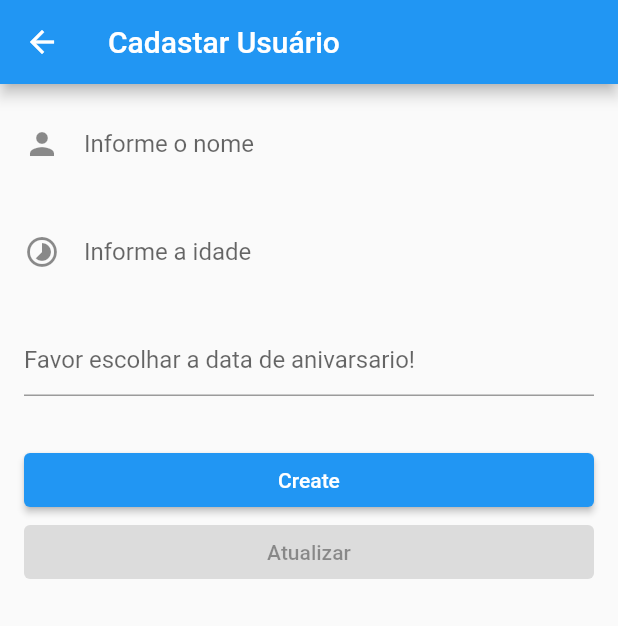
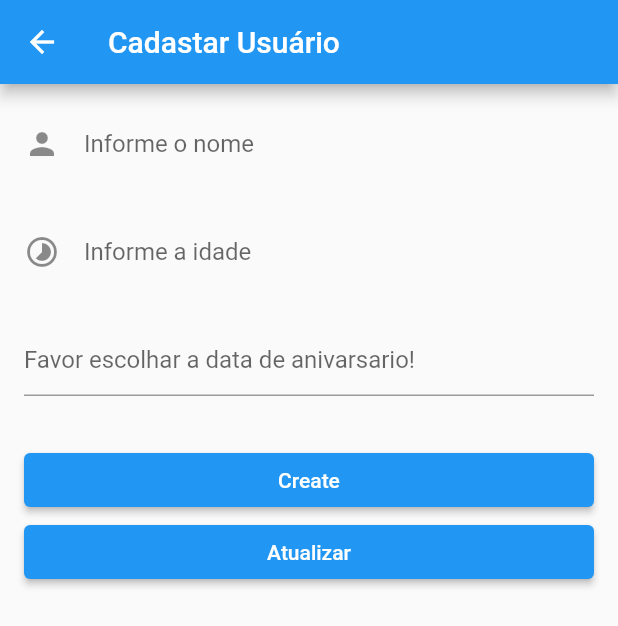
Before and after one commit to EvertonLimaInovacaointeligentes/chatonline, a Flutter app: the screen it shows after launch, after a tap on the "add" icon, on a phone screen of 412 x 824 dp. Shown: the top 626 px of the screen. Run offline on Flutter 3.47's test engine with Material 2 defaults, Android fonts, the phone set to English and light mode, and no system bars; drawn by our look-alikes of date_field; our stand-ins replace cloud_firestore, firebase_core; accounts and stored records are empty.

```diff
--- a/lib/api/user.api.dart
+++ b/lib/api/user.api.dart
@@ -1,5 +1,6 @@
 import 'package:chatonline/model/user.dart';
 import 'package:cloud_firestore/cloud_firestore.dart';
+import 'package:flutter/material.dart';
 
 class UserApi{
   static Future createUser({required User usuario}) async {
@@ -13,8 +14,10 @@ class UserApi{
     final json = user.toJson();
     await docUser.set(json);
   }
-
-
+  static DateTime toDateTime(Timestamp value){
+    if(value ==null) return DateTime.now();
+    return value.toDate();
+  }
   static Stream<List<User>> readUsers() =>
       FirebaseFirestore.instance.collection('users').snapshots().map(
             (snapshot) =>
--- a/lib/pages/chat_online.page.dart
+++ b/lib/pages/chat_online.page.dart
@@ -1,8 +1,11 @@
 import 'package:chatonline/api/user.api.dart';
 import 'package:chatonline/model/user.dart';
-import 'package:chatonline/pages/user.page.dart';
+import 'package:chatonline/pages/userpages/user.page.dart';
+import 'package:chatonline/pages/userpages/widgets/body.user.page.dart';
+import 'package:chatonline/pages/userpages/widgets/header.user.page.dart';
 import 'package:flutter/cupertino.dart';
 import 'package:flutter/material.dart';
+import 'package:flutter/rendering.dart';
 
 class ChatOnlinePage extends StatefulWidget {
   const ChatOnlinePage({Key? key}) : super(key: key);
@@ -23,25 +26,36 @@ class _ChatOnlinePageState extends State<ChatOnlinePage> {
   @override
   Widget build(BuildContext context) {
     return Scaffold(
-      appBar: AppBar(
-        title: Text('All Users'),
-      ),
-      body: /*FutureBuilder<User?>(
-        future: UserApi.readUser(),
-        builder: (context,snapshot){
-          if(snapshot.hasData){
-            final user=snapshot.data;
-            return user==null
-              ? Center(child: Text('No User'),)
-              : buildUser(user);
-          }
-        },
-      ),*/StreamBuilder(
+      backgroundColor: Colors.black,
+      body: StreamBuilder(
         stream: UserApi.readUsers(),
         builder: (BuildContext context, AsyncSnapshot<List<User>> snapshot) {
-          if (snapshot.hasData) {
+          //final users= snapshot.data;
+          switch (snapshot.connectionState) {
+            case ConnectionState.waiting:
+              return Center(child: CircularProgressIndicator(),);
+            default:
+              if (snapshot.hasError) {
+                print(snapshot.error);
+                return const Center(child: Text('por favor tente mais tarde'));
+              } else {
+                final users = snapshot.data;
+                if(users!.isEmpty){
+                  return const Center(child: Text('Favor cadastrar usuários'));
+                }
+                return Column(
+                  children: [
+                    HeaderUserPage(users: users),
+
+                  ],
+                );
+              }
+          }
+        }
+          /*if (snapshot.hasData) {
             final users = snapshot.data!;
             return ListView(
+              scrollDirection: Axis.horizontal,
               children: users.map(buildUser).toList(),
             );
           }else{
@@ -49,8 +63,9 @@ class _ChatOnlinePageState extends State<ChatOnlinePage> {
            // print('teste: ${snapshot.data}');
             return const Center(child: CircularProgressIndicator(),);
           }
-        },
+        },*/
       ),
+
       floatingActionButton: FloatingActionButton(
         child: Icon(Icons.add),
         onPressed: () {
--- a/lib/pages/user.page.dart
+++ b/lib/pages/userpages/user.page.dart
@@ -74,7 +74,7 @@ class _UserPageState extends State<UserPage> {
           ),
           ElevatedButton(
             onPressed: () {
-              final docUser =Fire
+             // final docUser =Fire
             },
             child: const Text('Atualizar'),
           ),
```
